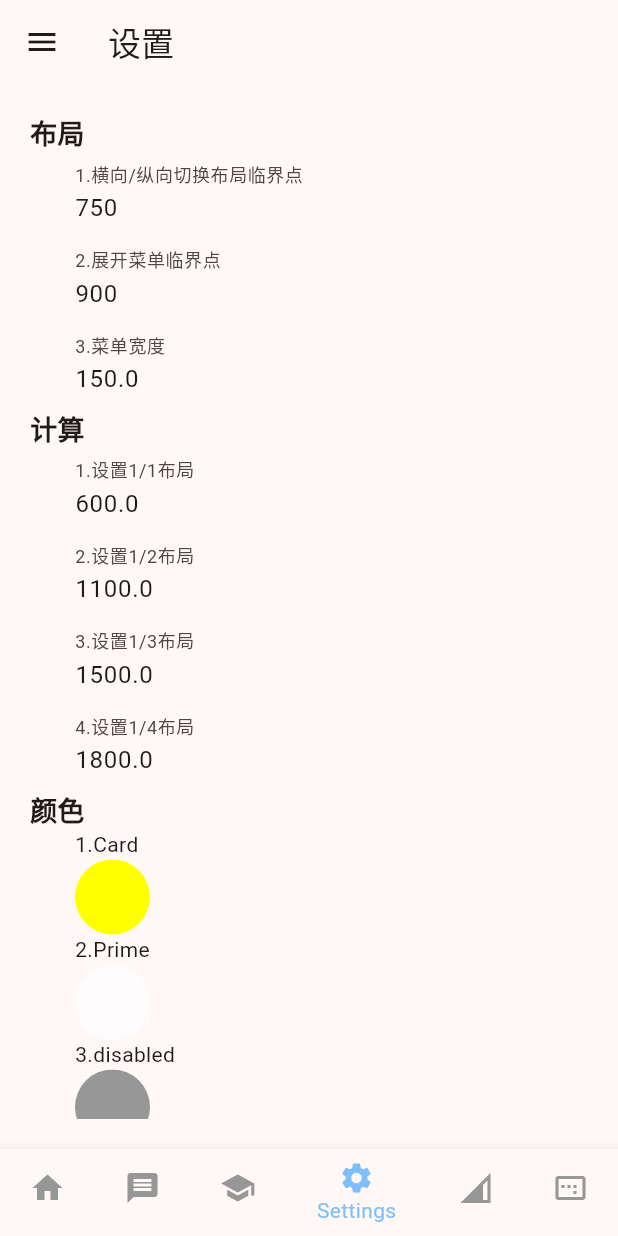
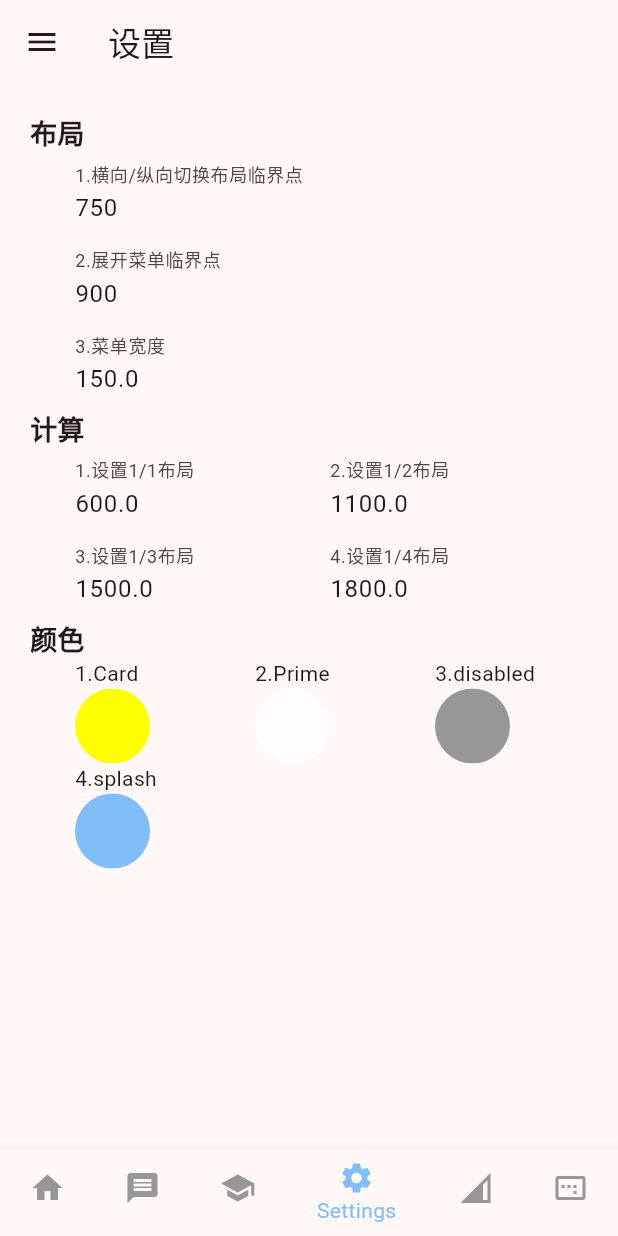
Before and after one commit to feifancc/comput, a Flutter app: the screen it shows after launch, item 4 of the bottom bar chosen, on a phone screen of 412 x 824 dp. Run offline on Flutter 3.47's test engine with Material 2 defaults, Android fonts, the phone set to English and light mode, and no system bars; accounts and stored records are empty; network calls fail.

Commit message:
绑定布局的设置

```diff
--- a/lib/page/setting/row_layout.dart
+++ b/lib/page/setting/row_layout.dart
@@ -28,10 +28,13 @@ class RowLayout extends StatelessWidget {
           direction: Axis.horizontal,
           alignment: WrapAlignment.spaceBetween,
           children: children.map((child) {
+            final double width = pathChild['width'] != null
+                ? pathChild['width'].toDouble()
+                : 150;
             switch (child['type']) {
               case "input":
                 return Container(
-                  width: 300,
+                  width: width,
                   margin: const EdgeInsets.only(left: 20),
                   child: Container(
                     margin: const EdgeInsets.only(left: 10),
@@ -46,7 +49,7 @@ class RowLayout extends StatelessWidget {
                 );
               case "color":
                 return Container(
-                  width: 300,
+                  width: width,
                   margin: const EdgeInsets.only(left: 20),
                   child: Container(
                     margin: const EdgeInsets.only(left: 10),
--- a/lib/state/layout_state.dart
+++ b/lib/state/layout_state.dart
@@ -28,6 +28,7 @@ class LayoutConfigState extends ChangeNotifier {
   List<Map<String, dynamic>> getPath() => [
         {
           "title": '布局',
+          'width': 300,
           'children': [
             {
               "label": "横向/纵向切换布局临界点",
@@ -59,6 +60,7 @@ class LayoutConfigState extends ChangeNotifier {
         },
         {
           'title': '计算',
+          'width': 150,
           'children': [
             {
               "label": "设置1/1布局",
@@ -100,6 +102,7 @@ class LayoutConfigState extends ChangeNotifier {
         },
         {
           'title': "颜色",
+          'width': 100,
           "children": [
             {
               'label': 'Card',
```
